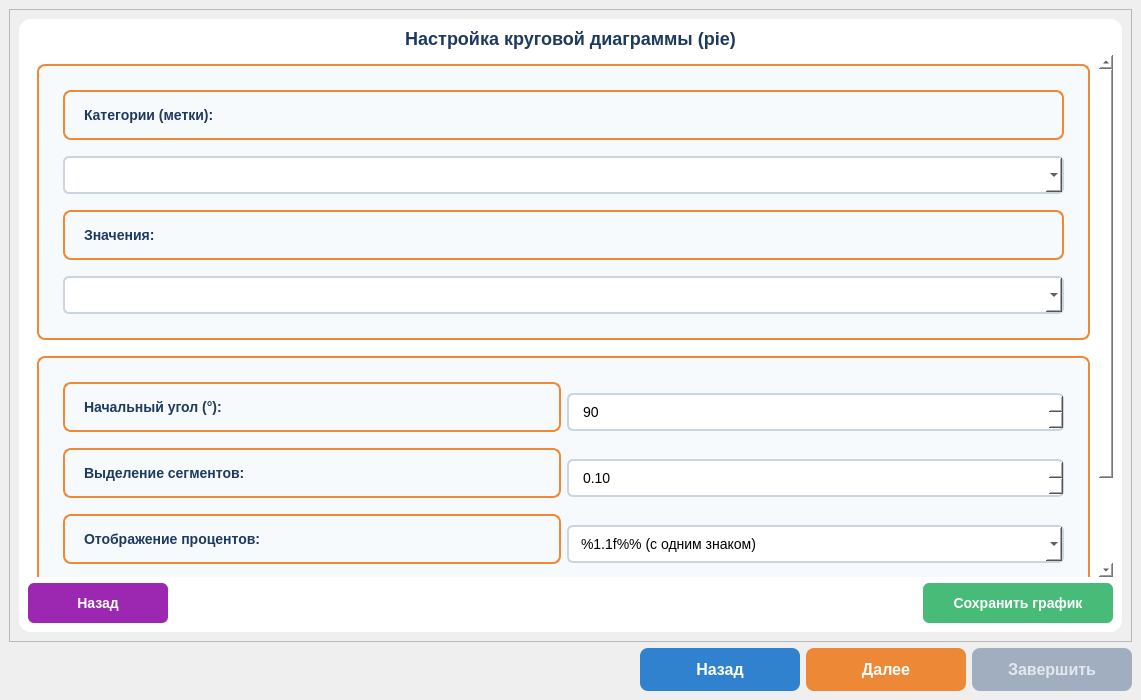
Before: the Qt Designer form form/visualization_window_ui.ui in usatopolosato/lowcode_platform, drawn with Qt 5.
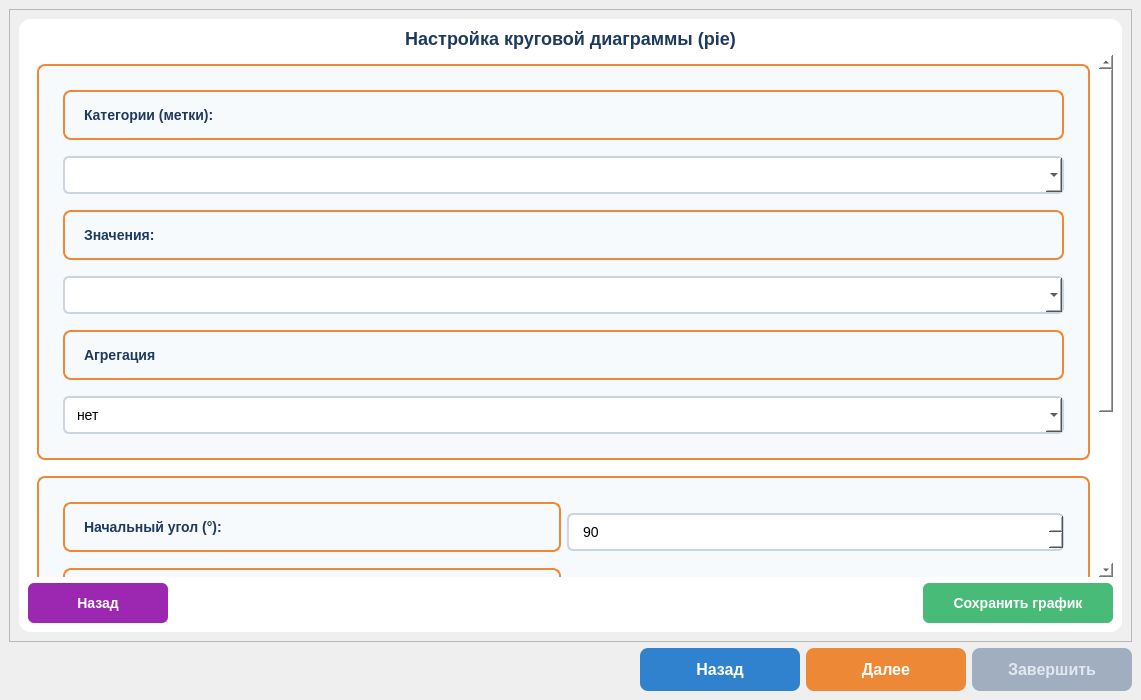
After: the same form once the commit is applied. The open tabs and pages were chosen to show the change. Icons and pictures are not drawn.

The edit to the form file:
```diff
--- a/form/visualization_window_ui.ui
+++ b/form/visualization_window_ui.ui
@@ -1306,7 +1306,7 @@
                  <x>0</x>
                  <y>0</y>
                  <width>1052</width>
-                 <height>657</height>
+                 <height>781</height>
                 </rect>
                </property>
                <layout class="QVBoxLayout" name="verticalLayout_pie_scroll">
@@ -1373,6 +1373,47 @@
                      </property>
                     </widget>
                    </item>
+                   <item>
+                    <widget class="QLabel" name="label">
+                     <property name="styleSheet">
+                      <string notr="true">color: #1e3a5f;
+font-size: 14px;
+font-weight: bold;
+margin-top: 10px;</string>
+                     </property>
+                     <property name="text">
+                      <string>Агрегация</string>
+                     </property>
+                    </widget>
+                   </item>
+                   <item>
+                    <widget class="QComboBox" name="aggregation_pie">
+                     <property name="styleSheet">
+                      <string notr="true">QComboBox {
+    background-color: white;
+    border: 2px solid #cbd5e0;
+    border-radius: 6px;
+    padding: 8px 12px;
+    font-size: 14px;
+}</string>
+                     </property>
+                     <item>
+                      <property name="text">
+                       <string>нет</string>
+                      </property>
+                     </item>
+                     <item>
+                      <property name="text">
+                       <string notr="true">count</string>
+                      </property>
+                     </item>
+                     <item>
+                      <property name="text">
+                       <string>sum</string>
+                      </property>
+                     </item>
+                    </widget>
+                   </item>
                   </layout>
                  </widget>
                 </item>
```
Left out of the diff: 232 changed lines with no effect on the pictures.
